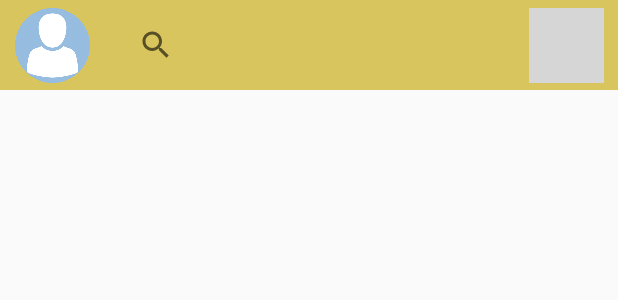
After one commit to ZUOYANGDING/cs307, an Android app: the layout activity_homepage.xml on its own in the app's theme, with its tools: preview values and no code run, on a phone screen of 412 x 824 dp. The commit adds this screen. Shown: the top 300 px of the screen. Run offline under Robolectric (Android 15) with nearby library versions, the phone set to English and light mode, and no system bars; grey boxes are pictures that could not be loaded.

Commit message:
Updated drawable source files

```diff
--- a/AroundMe/app/src/main/AndroidManifest.xml
+++ b/AroundMe/app/src/main/AndroidManifest.xml
@@ -16,7 +16,8 @@
             </intent-filter>
         </activity>
         <activity android:name=".Activity.LoginActivity" />
-        <activity android:name=".Activity.LandingActivity"></activity>
+        <activity android:name=".Activity.LandingActivity" />
+        <activity android:name=".Activity.homepage"></activity>
     </application>
 
 </manifest>
--- /dev/null
+++ b/AroundMe/app/src/main/java/com/example/zuoyangding/aroundme/Activity/homepage.java
@@ -0,0 +1,15 @@
+package com.example.zuoyangding.aroundme.Activity;
+
+import android.support.v7.app.AppCompatActivity;
+import android.os.Bundle;
+
+import com.example.zuoyangding.aroundme.R;
+
+public class homepage extends AppCompatActivity {
+
+    @Override
+    protected void onCreate(Bundle savedInstanceState) {
+        super.onCreate(savedInstanceState);
+        setContentView(R.layout.activity_homepage);
+    }
+}
--- /dev/null
+++ b/AroundMe/app/src/main/res/layout/activity_homepage.xml
@@ -0,0 +1,69 @@
+<?xml version="1.0" encoding="utf-8"?>
+<RelativeLayout xmlns:android="http://schemas.android.com/apk/res/android"
+    xmlns:app="http://schemas.android.com/apk/res-auto"
+    xmlns:tools="http://schemas.android.com/tools"
+    android:id="@+id/activity_homepage"
+    android:layout_width="match_parent"
+    android:layout_height="match_parent"
+    android:paddingBottom="0dp"
+    android:paddingLeft="0dp"
+    android:paddingRight="0dp"
+    android:paddingTop="0dp"
+    tools:context="com.example.zuoyangding.aroundme.Activity.homepage">
+
+    <LinearLayout
+        android:orientation="horizontal"
+        android:layout_width="match_parent"
+        android:layout_alignParentTop="true"
+        android:layout_height="60dp"
+        tools:background="#ffD9C55D"
+        android:id="@+id/topBar"
+        android:weightSum="1">
+
+        <ImageButton
+            android:id="@+id/profileButton"
+            android:background="@null"
+            android:layout_height="50dp"
+            android:scaleType="centerCrop"
+            android:layout_width="50dp"
+            android:paddingBottom="0dp"
+            android:paddingLeft="0dp"
+            android:paddingRight="0dp"
+            android:paddingTop="0dp"
+            android:layout_marginBottom="5dp"
+            android:layout_marginLeft="10dp"
+            android:layout_marginTop="5dp"
+            app:srcCompat="@drawable/avatar" />
+
+        <SearchView
+            android:layout_height="match_parent"
+            android:orientation="horizontal"
+            android:id="@+id/searchBar"
+            android:layout_weight="0.95"
+            android:layout_marginLeft="20dp"
+            android:layout_width="200dp" />
+
+        <ImageButton
+            android:layout_width="50dp"
+            android:layout_height="50dp"
+            app:srcCompat="@drawable/add"
+            android:id="@+id/addGroupButton"
+            android:background="@null"
+            android:layout_marginBottom="5dp"
+            android:layout_marginTop="5dp"
+            android:layout_marginLeft="5dp"
+            android:layout_marginRight="5dp" />
+    </LinearLayout>
+
+    <ScrollView
+        android:layout_width="match_parent"
+        android:layout_height="match_parent"
+        android:layout_below="@+id/topBar"
+        android:layout_alignParentStart="true">
+
+        <LinearLayout
+            android:layout_width="match_parent"
+            android:layout_height="wrap_content"
+            android:orientation="vertical" />
+    </ScrollView>
+</RelativeLayout>
--- a/AroundMe/app/src/main/res/layout/activity_landing.xml
+++ b/AroundMe/app/src/main/res/layout/activity_landing.xml
@@ -15,7 +15,6 @@
     <ImageButton
         android:layout_width="200dp"
         android:layout_height="200dp"
-        app:srcCompat="@drawable/avatar"
         android:id="@+id/imageButton"
         android:scaleType="centerCrop"
         android:layout_alignParentTop="true"
@@ -24,7 +23,9 @@
         android:paddingLeft="0dp"
         android:paddingRight="0dp"
         android:paddingTop="0dp"
-        android:layout_marginTop="20dp" />
+        android:layout_marginTop="20dp"
+        android:background="@null"
+        app:srcCompat="@drawable/avatar" />
 
     <LinearLayout
         android:orientation="horizontal"
--- a/AroundMe/app/src/main/res/values/colors.xml
+++ b/AroundMe/app/src/main/res/values/colors.xml
@@ -1,6 +1,6 @@
 <?xml version="1.0" encoding="utf-8"?>
 <resources>
-    <color name="colorPrimary">#d9c55d</color>
-    <color name="colorPrimaryDark">#303F9F</color>
+    <color name="colorPrimary">#B9A336</color>
+    <color name="colorPrimaryDark">#917D17</color>
     <color name="colorAccent">#FF4081</color>
 </resources>
```
Also changed, not shown: AroundMe/app/src/main/res/drawable/avatar.png, AroundMe/app/src/main/res/drawable/topBar.png (deleted).
